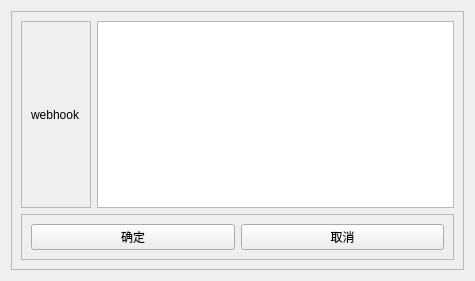
First picture: the form in jnpy/app/dingding_robot/ui/ui_widget.ui, repository jojoquant/jonpy, before the edit.
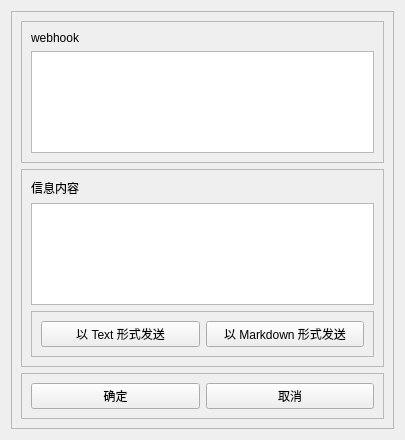
Second picture: the form after the edit.

Commit message: [Update] dingding robot ui

```diff
--- a/jnpy/app/dingding_robot/ui/ui_widget.ui
+++ b/jnpy/app/dingding_robot/ui/ui_widget.ui
@@ -6,8 +6,8 @@
    <rect>
     <x>0</x>
     <y>0</y>
-    <width>475</width>
-    <height>281</height>
+    <width>405</width>
+    <height>440</height>
    </rect>
   </property>
   <property name="windowTitle">
@@ -22,8 +22,81 @@
      <property name="frameShadow">
       <enum>QFrame::Raised</enum>
      </property>
-     <layout class="QGridLayout" name="gridLayout_2">
-      <item row="1" column="0" colspan="2">
+     <layout class="QVBoxLayout" name="verticalLayout_2">
+      <item>
+       <widget class="QFrame" name="frame_6">
+        <property name="frameShape">
+         <enum>QFrame::StyledPanel</enum>
+        </property>
+        <property name="frameShadow">
+         <enum>QFrame::Raised</enum>
+        </property>
+        <layout class="QVBoxLayout" name="verticalLayout_3">
+         <item>
+          <widget class="QLabel" name="label">
+           <property name="text">
+            <string>webhook</string>
+           </property>
+           <property name="scaledContents">
+            <bool>true</bool>
+           </property>
+          </widget>
+         </item>
+         <item>
+          <widget class="QPlainTextEdit" name="plainTextEdit"/>
+         </item>
+        </layout>
+       </widget>
+      </item>
+      <item>
+       <widget class="QFrame" name="frame_3">
+        <property name="frameShape">
+         <enum>QFrame::StyledPanel</enum>
+        </property>
+        <property name="frameShadow">
+         <enum>QFrame::Raised</enum>
+        </property>
+        <layout class="QVBoxLayout" name="verticalLayout_4">
+         <item>
+          <widget class="QLabel" name="label_2">
+           <property name="text">
+            <string>信息内容</string>
+           </property>
+          </widget>
+         </item>
+         <item>
+          <widget class="QPlainTextEdit" name="plainTextEdit_2"/>
+         </item>
+         <item>
+          <widget class="QFrame" name="frame_5">
+           <property name="frameShape">
+            <enum>QFrame::StyledPanel</enum>
+           </property>
+           <property name="frameShadow">
+            <enum>QFrame::Raised</enum>
+           </property>
+           <layout class="QHBoxLayout" name="horizontalLayout_2">
+            <item>
+             <widget class="QPushButton" name="pushButton_3">
+              <property name="text">
+               <string>以 Text 形式发送</string>
+              </property>
+             </widget>
+            </item>
+            <item>
+             <widget class="QPushButton" name="pushButton_5">
+              <property name="text">
+               <string>以 Markdown 形式发送</string>
+              </property>
+             </widget>
+            </item>
+           </layout>
+          </widget>
+         </item>
+        </layout>
+       </widget>
+      </item>
+      <item>
        <widget class="QFrame" name="frame_4">
         <property name="frameShape">
          <enum>QFrame::StyledPanel</enum>
@@ -49,31 +122,6 @@
         </layout>
        </widget>
       </item>
-      <item row="0" column="0">
-       <widget class="QFrame" name="frame_2">
-        <property name="frameShape">
-         <enum>QFrame::StyledPanel</enum>
-        </property>
-        <property name="frameShadow">
-         <enum>QFrame::Raised</enum>
-        </property>
-        <layout class="QVBoxLayout" name="verticalLayout">
-         <item>
-          <widget class="QLabel" name="label">
-           <property name="text">
-            <string>webhook</string>
-           </property>
-           <property name="scaledContents">
-            <bool>true</bool>
-           </property>
-          </widget>
-         </item>
-        </layout>
-       </widget>
-      </item>
-      <item row="0" column="1">
-       <widget class="QPlainTextEdit" name="plainTextEdit"/>
-      </item>
      </layout>
     </widget>
    </item>
```
The commit also changes 2 other files.
